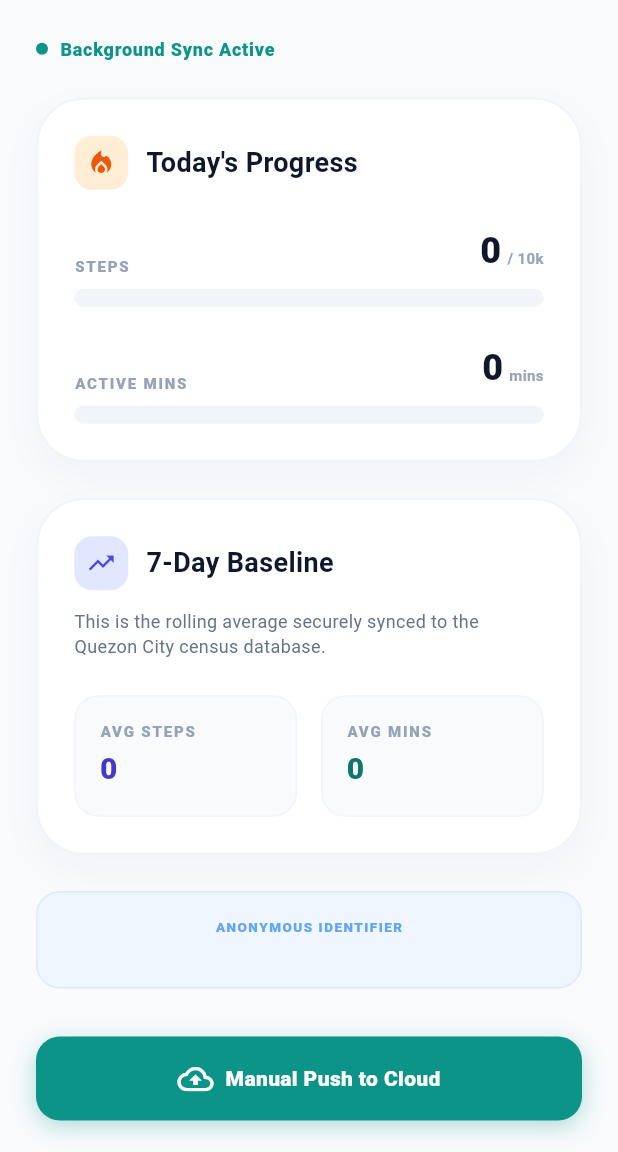
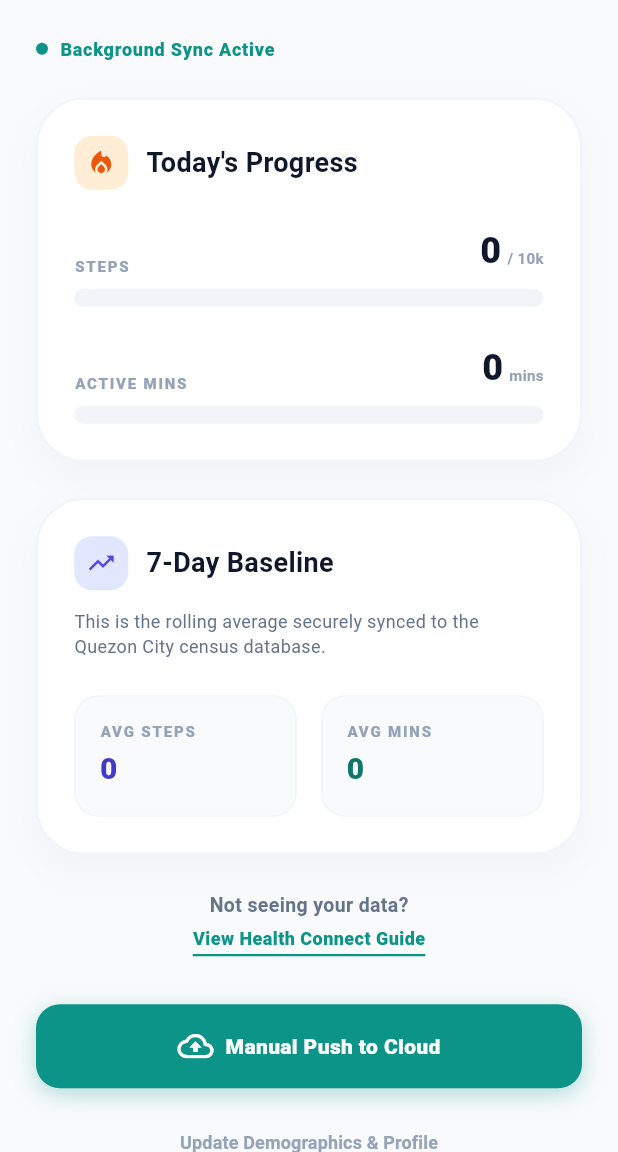
Before and after one commit to rlee-upou/shi_sync, a Flutter app: the DashboardScreen screen opened directly, on a phone screen of 412 x 824 dp, the part 84-1236 px from its top. Run offline on Flutter 3.47's test engine with Material 3 defaults, Android fonts, the phone set to English and light mode, and no system bars; our stand-ins replace flutter_dotenv, shared_preferences, supabase_flutter; missing offline and left inert: health; accounts and stored records are empty.

Commit message:
add health connect url

```diff
--- a/lib/main.dart
+++ b/lib/main.dart
@@ -6,6 +6,7 @@ import 'package:intl/intl.dart';
 import 'package:supabase_flutter/supabase_flutter.dart';
 import 'dart:async';
 import 'package:flutter_dotenv/flutter_dotenv.dart';
+import 'package:url_launcher/url_launcher.dart';
 
 // ==========================================
 // SUPABASE CONFIGURATION
@@ -524,6 +525,13 @@ class _DashboardScreenState extends State<DashboardScreen> {
     });
   }
 
+  Future<void> _launchHealthConnectGuide() async {
+    final Uri url = Uri.parse('https://support.google.com/android/answer/12201227?hl=en');
+    if (!await launchUrl(url)) {
+      throw Exception('Could not launch $url');
+    }
+  }
+
   Future<void> _pushToSupabase() async {
     setState(() => _isSyncing = true);
 
@@ -763,24 +771,69 @@ class _DashboardScreenState extends State<DashboardScreen> {
             const SizedBox(height: 24),
 
             // --- Anonymous ID ---
-            Container(
-              width: double.infinity,
-              padding: const EdgeInsets.all(16),
-              decoration: BoxDecoration(
-                color: const Color(0xFFEFF6FF),
-                borderRadius: BorderRadius.circular(16),
-                border: Border.all(color: const Color(0xFFDBEAFE)),
-              ),
-              child: Column(
-                children: [
-                  const Text('ANONYMOUS IDENTIFIER',
-                    style: TextStyle(fontSize: 9, fontWeight: FontWeight.w900, color: Color(0xFF60A5FA), letterSpacing: 1)),
-                  const SizedBox(height: 4),
-                  Text(_uuid,
-                    style: const TextStyle(fontFamily: 'monospace', fontSize: 10, color: Color(0xFF64748B)), textAlign: TextAlign.center),
-                ],
+          //  Container(
+          //    width: double.infinity,
+          //    padding: const EdgeInsets.all(16),
+          //    decoration: BoxDecoration(
+          //     color: const Color(0xFFEFF6FF),
+          //      borderRadius: BorderRadius.circular(16),
+          //      border: Border.all(color: const Color(0xFFDBEAFE)),
+          //    ),
+          //    child: Column(
+          //      children: [
+          //        const Text('ANONYMOUS IDENTIFIER',
+          //          style: TextStyle(fontSize: 9, fontWeight: FontWeight.w900, color: Color(0xFF60A5FA), letterSpacing: 1)),
+          //        const SizedBox(height: 4),
+          //        Text(_uuid,
+          //          style: const TextStyle(fontFamily: 'monospace', fontSize: 10, color: Color(0xFF64748B)), textAlign: TextAlign.center),
+          //      ],
+          //    ),
+          //  ),
+
+
+          //  const SizedBox(height: 24),
+
+            // --- Troubleshooting Link ---
+            Center(
+              child: GestureDetector(
+                onTap: _launchHealthConnectGuide,
+                child: MouseRegion(
+                  cursor: SystemMouseCursors.click,
+                  child: Column(
+                    children: [
+                      Text(
+                        "Not seeing your data?",
+                        style: TextStyle(
+                          fontSize: 13,
+                          fontWeight: FontWeight.bold,
+                          color: const Color(0xFF64748B), // Slate 500
+                        ),
+                      ),
+                      const SizedBox(height: 4),
+                      Container(
+                        padding: const EdgeInsets.only(bottom: 2),
+                        decoration: const BoxDecoration(
+                          border: Border(
+                            bottom: BorderSide(color: Color(0xFF0D9488), width: 1.5) // Teal underline
+                          )
+                        ),
+                        child: const Text(
+                          "View Health Connect Guide",
+                          style: TextStyle(
+                            fontSize: 12,
+                            fontWeight: FontWeight.w900,
+                            color: Color(0xFF0D9488), // Teal 600
+                            letterSpacing: 0.3,
+                          ),
+                        ),
+                      ),
+                    ],
+                  ),
+                ),
               ),
             ),
+
+
 
             const SizedBox(height: 32),
 
@@ -832,6 +885,30 @@ class _DashboardScreenState extends State<DashboardScreen> {
                   style: TextStyle(color: Color(0xFF94A3B8), fontSize: 12, fontWeight: FontWeight.bold)),
               ),
             ),
+
+            const SizedBox(height: 32),
+
+            // --- MOVED: Anonymous ID Block ---
+            Center(
+              child: Opacity(
+                opacity: 0.5,
+                child: Column(
+                  children: [
+                    const Text(
+                      'ANONYMOUS IDENTIFIER',
+                      style: TextStyle(fontSize: 8, fontWeight: FontWeight.w900, color: Color(0xFF94A3B8), letterSpacing: 1.5)
+                    ),
+                    const SizedBox(height: 4),
+                    Text(
+                      _uuid,
+                      style: const TextStyle(fontFamily: 'monospace', fontSize: 10, color: Color(0xFF94A3B8))
+                    ),
+                  ],
+                ),
+              ),
+            ),
+
+            const SizedBox(height: 16),
           ],
         ),
       ),
--- a/pubspec.yaml
+++ b/pubspec.yaml
@@ -40,6 +40,7 @@ dependencies:
   intl: ^0.20.2
   supabase_flutter: ^2.12.0
   flutter_dotenv: ^6.0.0
+  url_launcher: ^6.2.5
 
 dev_dependencies:
   flutter_test:
```
Also changed, not shown: pubspec.lock.
